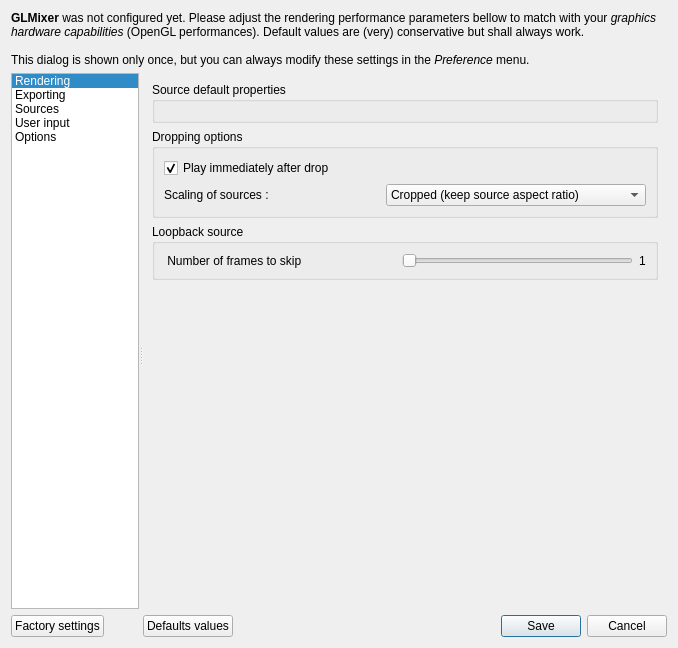
Above: src/UserPreferencesDialog.ui from markus-wa/glmixer-mirror before the change. Below: the same form after it.
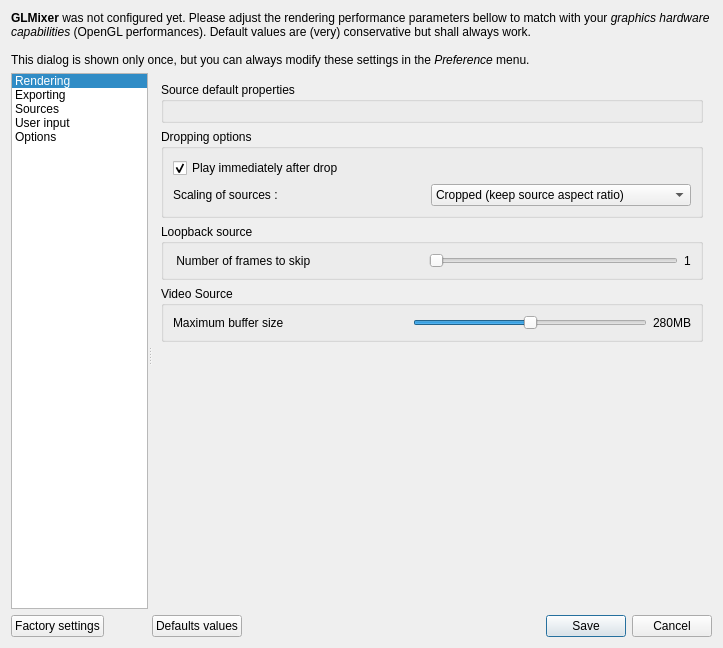
That is the form after the change. The open tabs and pages were chosen to show the change. Icons and pictures are not drawn. Custom widgets are drawn as their Qt base class.

Commit message: Implementation of user selection of memory usage policy for VideoFile. GUI selection in user preference dialog and saving of glmixer preferences of the memory usage policy, allowing to limit buffers into the range [60MB - 500MB] for each video file.

```diff
--- a/src/UserPreferencesDialog.ui
+++ b/src/UserPreferencesDialog.ui
@@ -6,7 +6,7 @@
    <rect>
     <x>0</x>
     <y>0</y>
-    <width>678</width>
+    <width>723</width>
     <height>648</height>
    </rect>
   </property>
@@ -1065,6 +1065,51 @@
              </layout>
             </widget>
            </item>
+           <item>
+            <widget class="QGroupBox" name="groupBoxVideo">
+             <property name="title">
+              <string>Video Source</string>
+             </property>
+             <layout class="QHBoxLayout" name="horizontalLayout_8">
+              <item>
+               <widget class="QLabel" name="label_10">
+                <property name="sizePolicy">
+                 <sizepolicy hsizetype="Expanding" vsizetype="Preferred">
+                  <horstretch>0</horstretch>
+                  <verstretch>0</verstretch>
+                 </sizepolicy>
+                </property>
+                <property name="text">
+                 <string>Maximum buffer size</string>
+                </property>
+               </widget>
+              </item>
+              <item>
+               <widget class="QSlider" name="MemoryUsagePolicySlider">
+                <property name="toolTip">
+                 <string>Low buffer size mean more harddisk access, high buffer size mean more RAM needed.</string>
+                </property>
+                <property name="maximum">
+                 <number>100</number>
+                </property>
+                <property name="value">
+                 <number>50</number>
+                </property>
+                <property name="orientation">
+                 <enum>Qt::Horizontal</enum>
+                </property>
+               </widget>
+              </item>
+              <item>
+               <widget class="QLabel" name="MemoryUsageMaximumLabel">
+                <property name="text">
+                 <string>280MB</string>
+                </property>
+               </widget>
+              </item>
+             </layout>
+            </widget>
+           </item>
            <item>
             <spacer name="verticalSpacerSource">
              <property name="orientation">
```
Left out of the diff: 2 changed lines with no effect on the pictures. The commit also changes 6 other files.
